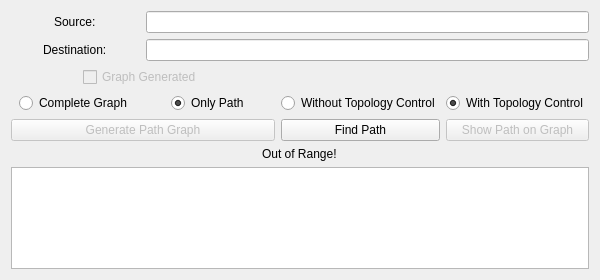
Before: the Qt Designer form pathwindow.ui in codingInEME/Wireless-Network-Topology, drawn with Qt 5.
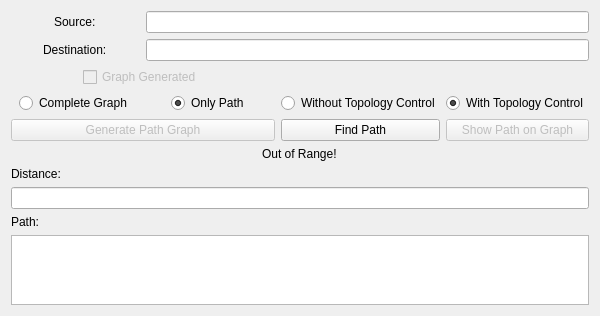
After: the same form once the commit is applied.

```diff
--- a/pathwindow.ui
+++ b/pathwindow.ui
@@ -14,10 +14,17 @@
    <string>Path Finder</string>
   </property>
   <layout class="QGridLayout" name="gridLayout_2">
-   <item row="2" column="1">
-    <widget class="QTextEdit" name="output_text">
-     <property name="readOnly">
-      <bool>true</bool>
+   <item row="3" column="1">
+    <widget class="QLabel" name="label_3">
+     <property name="text">
+      <string>Distance:</string>
+     </property>
+    </widget>
+   </item>
+   <item row="1" column="1" alignment="Qt::AlignHCenter">
+    <widget class="QLabel" name="errorLabel">
+     <property name="text">
+      <string>Out of Range!</string>
      </property>
     </widget>
    </item>
@@ -122,10 +129,24 @@
      </item>
     </layout>
    </item>
-   <item row="1" column="1" alignment="Qt::AlignHCenter">
-    <widget class="QLabel" name="errorLabel">
+   <item row="9" column="1">
+    <widget class="QTextEdit" name="output_text">
+     <property name="readOnly">
+      <bool>true</bool>
+     </property>
+    </widget>
+   </item>
+   <item row="4" column="1">
+    <widget class="QLineEdit" name="distanceOuput">
+     <property name="readOnly">
+      <bool>true</bool>
+     </property>
+    </widget>
+   </item>
+   <item row="5" column="1">
+    <widget class="QLabel" name="label_4">
      <property name="text">
-      <string>Out of Range!</string>
+      <string>Path:</string>
      </property>
     </widget>
    </item>
```
